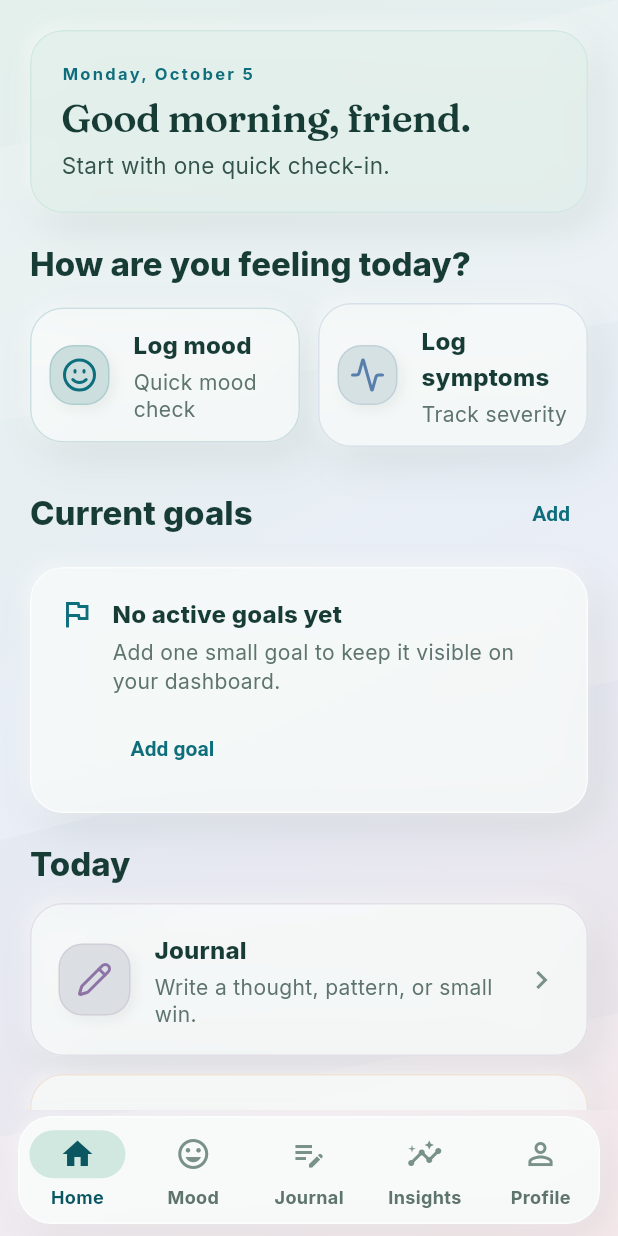
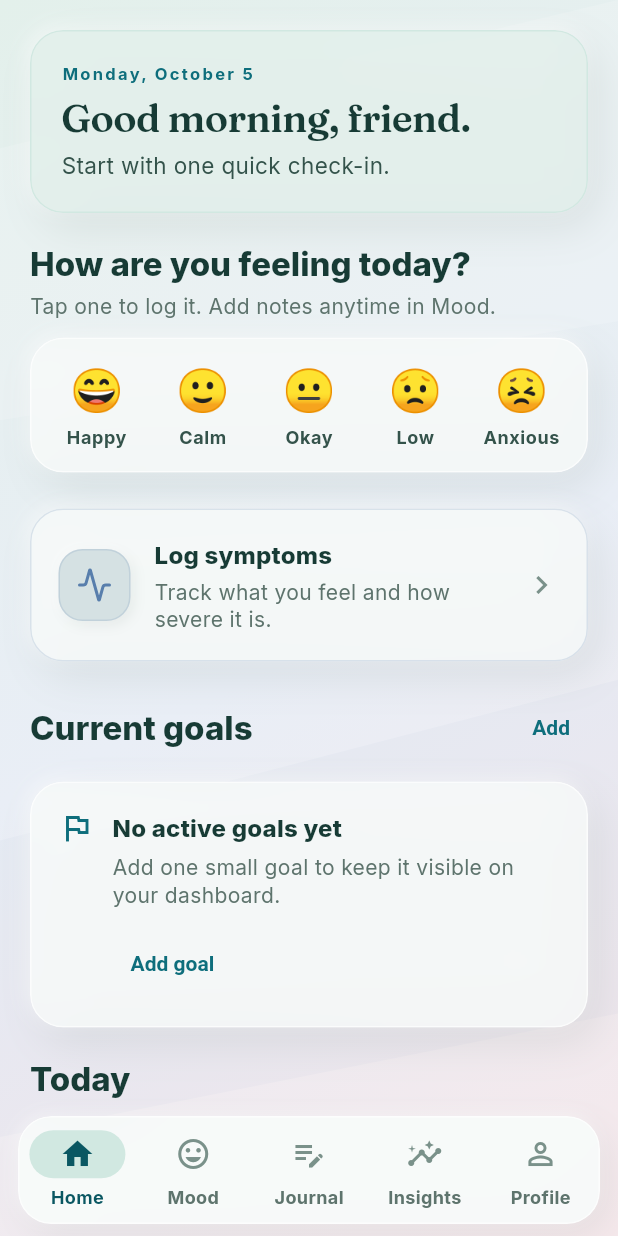
Before and after one commit to elianf-dev/VitaMind, a Flutter app: the VitaMindShell screen opened by its route, on a phone screen of 412 x 824 dp. Run offline on Flutter 3.47's test engine with Material 3 defaults, Android fonts, the phone set to English and light mode, and no system bars; our stand-ins replace cloud_firestore, firebase_auth, firebase_core, flutter_local_notifications, flutter_lucide, flutter_secure_storage and 4 more; accounts and stored records are empty.

Commit message:
UI quick wins: one-tap mood, Need help now, contrast and type fixes
From the UI research report (docs/ui-research-2026-10.md):
- Home: one-tap mood row (saves immediately, refreshes Mood history);
  full-width Log symptoms card; quiet "Need help now?" footer link.
- Mood: no preselected mood (Save disabled until one is chosen); shared
  recordMoodEntry() for local + cloud save.
- Support screen (/support): call 911, call/text 988, findahelpline.com,
  5-4-3-2-1 grounding. No upsells. Linked from Home, Profile, and a
  dismissible support card shown after logging Low or Anxious.
- Accessibility: warning color #D38A42 -> #A8651F (2.6:1 -> 4.3:1);
  quick mood buttons have semantic labels and 72px targets.
- Consistency: page titles use the Fraunces display face; "Welcome."
  instead of "Welcome back." for first-time users.
- Android: <queries> for tel/sms/https so call/text/link intents resolve.
- Tests: quick mood logging, support card, no preselection, support screen.

```diff
--- /dev/null
+++ b/lib/data/mood_choices.dart
@@ -0,0 +1,17 @@
+class MoodChoice {
+  const MoodChoice(this.emoji, this.label, {this.offerSupport = false});
+
+  final String emoji;
+  final String label;
+
+  /// Whether logging this mood should gently surface support options.
+  final bool offerSupport;
+}
+
+const List<MoodChoice> moodChoices = [
+  MoodChoice('😄', 'Happy'),
+  MoodChoice('🙂', 'Calm'),
+  MoodChoice('😐', 'Okay'),
+  MoodChoice('😟', 'Low', offerSupport: true),
+  MoodChoice('😣', 'Anxious', offerSupport: true),
+];
--- a/lib/main.dart
+++ b/lib/main.dart
@@ -12,6 +12,7 @@ import 'screens/onboarding/onboarding_summary_screen.dart';
 import 'screens/onboarding/privacy_security_screen.dart';
 import 'screens/profile_screen.dart';
 import 'screens/privacy_security_settings_screen.dart';
+import 'screens/support_screen.dart';
 import 'screens/symptom_tracker_screen.dart';
 import 'screens/welcome_screen.dart';
 import 'screens/wellness_goals_screen.dart';
@@ -141,6 +142,7 @@ class VitaMindApp extends StatelessWidget {
           notificationService: notificationService,
         ),
         '/vitamind-plus': (context) => const VitaMindPlusScreen(),
+        SupportScreen.routeName: (context) => const SupportScreen(),
       },
     );
   }
@@ -167,18 +169,21 @@ class VitaMindShell extends StatefulWidget {
 class _VitaMindShellState extends State<VitaMindShell> {
   int _selectedIndex = 0;
   int _homeRefreshToken = 0;
+  int _moodRefreshToken = 0;
 
   List<Widget> _buildScreens() {
     return [
       HomeScreen(
         key: ValueKey('home-$_homeRefreshToken'),
         onNavigate: _setSelectedIndex,
+        onMoodLogged: () => setState(() => _moodRefreshToken++),
         authService: widget.authService,
         firestoreService: widget.firestoreService,
         localStorageService: widget.localStorageService,
         notificationService: widget.notificationService,
       ),
       MoodTrackerScreen(
+        key: ValueKey('mood-$_moodRefreshToken'),
         authService: widget.authService,
         firestoreService: widget.firestoreService,
         localStorageService: widget.localStorageService,
--- a/lib/screens/home_screen.dart
+++ b/lib/screens/home_screen.dart
@@ -1,13 +1,16 @@
 import 'package:flutter/material.dart';
 import 'package:flutter_lucide/flutter_lucide.dart';
 
+import '../data/mood_choices.dart';
 import '../models/check_in_settings.dart';
 import '../models/diagnosed_condition.dart';
+import '../models/mood_entry.dart';
 import '../models/privacy_security_settings.dart';
 import '../models/wellness_goal.dart';
 import '../services/auth_service.dart';
 import '../services/firestore_service.dart';
 import '../services/local_storage_service.dart';
+import '../services/mood_log_service.dart';
 import '../services/notification_service.dart';
 import '../theme/app_colors.dart';
 import '../theme/app_spacing.dart';
@@ -15,6 +18,8 @@ import '../theme/app_text_styles.dart';
 import '../widgets/app_section_header.dart';
 import '../widgets/empty_state_card.dart';
 import '../widgets/goal_card.dart';
+import '../widgets/support_nudge_card.dart';
+import 'support_screen.dart';
 import '../widgets/vita_mind_action_card.dart';
 import '../widgets/vita_mind_card.dart';
 
@@ -26,9 +31,13 @@ class HomeScreen extends StatefulWidget {
     required this.firestoreService,
     required this.localStorageService,
     required this.notificationService,
+    this.onMoodLogged,
   });
 
   final ValueChanged<int> onNavigate;
+
+  /// Called after a quick mood log so other tabs can refresh their history.
+  final VoidCallback? onMoodLogged;
   final AuthService authService;
   final FirestoreService firestoreService;
   final LocalStorageService localStorageService;
@@ -44,6 +53,8 @@ class _HomeScreenState extends State<HomeScreen> {
   CheckInSettings _checkInSettings = CheckInSettings.defaults();
   PrivacySecuritySettings _privacySettings = PrivacySecuritySettings.defaults();
   bool _loadingPersonalization = true;
+  bool _savingMood = false;
+  bool _showSupportNudge = false;
 
   @override
   void initState() {
@@ -86,6 +97,35 @@ class _HomeScreenState extends State<HomeScreen> {
       }
     }
     await widget.notificationService.applyCheckInSettings(settings);
+  }
+
+  Future<void> _logQuickMood(MoodChoice mood) async {
+    setState(() {
+      _savingMood = true;
+      _showSupportNudge = mood.offerSupport;
+    });
+
+    final synced = await recordMoodEntry(
+      entry: MoodEntry.create(emoji: mood.emoji, label: mood.label, notes: ''),
+      authService: widget.authService,
+      firestoreService: widget.firestoreService,
+      localStorageService: widget.localStorageService,
+    );
+    widget.onMoodLogged?.call();
+
+    if (!mounted) {
+      return;
+    }
+    setState(() => _savingMood = false);
+    ScaffoldMessenger.of(context).showSnackBar(
+      SnackBar(
+        content: Text(
+          synced
+              ? '${mood.label} mood saved'
+              : 'Mood saved locally. Cloud sync is unavailable.',
+        ),
+      ),
+    );
   }
 
   Future<void> _openAndRefresh(String routeName) async {
@@ -160,7 +200,10 @@ class _HomeScreenState extends State<HomeScreen> {
             child: Column(
               crossAxisAlignment: CrossAxisAlignment.start,
               children: [
-                Text(_todayLabel(), style: AppTextStyles.eyebrow(color: AppColors.primary)),
+                Text(
+                  _todayLabel(),
+                  style: AppTextStyles.eyebrow(color: AppColors.primary),
+                ),
                 const SizedBox(height: AppSpacing.sm),
                 Text(
                   '${_greeting()}, friend.',
@@ -179,31 +222,39 @@ class _HomeScreenState extends State<HomeScreen> {
               ],
             ),
           ),
-          const AppSectionHeader(title: 'How are you feeling today?'),
-          Row(
-            children: [
-              Expanded(
-                child: VitaMindActionCard(
-                  compact: true,
-                  icon: LucideIcons.smile,
-                  title: 'Log mood',
-                  subtitle: 'Quick mood check',
-                  accentColor: AppColors.primary,
-                  onTap: () => widget.onNavigate(1),
-                ),
-              ),
-              const SizedBox(width: AppSpacing.md),
-              Expanded(
-                child: VitaMindActionCard(
-                  compact: true,
-                  icon: LucideIcons.activity,
-                  title: 'Log symptoms',
-                  subtitle: 'Track severity',
-                  accentColor: AppColors.blue,
-                  onTap: () => Navigator.of(context).pushNamed('/symptoms'),
-                ),
-              ),
-            ],
+          const AppSectionHeader(
+            title: 'How are you feeling today?',
+            subtitle: 'Tap one to log it. Add notes anytime in Mood.',
+          ),
+          VitaMindCard(
+            padding: const EdgeInsets.all(AppSpacing.sm),
+            child: Row(
+              children: [
+                for (final mood in moodChoices)
+                  Expanded(
+                    child: _QuickMoodButton(
+                      mood: mood,
+                      onTap: _savingMood ? null : () => _logQuickMood(mood),
+                    ),
+                  ),
+              ],
+            ),
+          ),
+          if (_showSupportNudge)
+            SupportNudgeCard(
+              onDismiss: () => setState(() => _showSupportNudge = false),
+            ),
+          const SizedBox(height: AppSpacing.md),
+          VitaMindActionCard(
+            icon: LucideIcons.activity,
+            title: 'Log symptoms',
+            subtitle: 'Track what you feel and how severe it is.',
+            accentColor: AppColors.blue,
+            trailing: const Icon(
+              Icons.chevron_right,
+              color: AppColors.mutedIcon,
+            ),
+            onTap: () => Navigator.of(context).pushNamed('/symptoms'),
           ),
           AppSectionHeader(
             title: 'Current goals',
@@ -287,6 +338,15 @@ class _HomeScreenState extends State<HomeScreen> {
             ),
             onTap: () => _openAndRefresh('/diagnosed-conditions'),
           ),
+          const SizedBox(height: AppSpacing.md),
+          Center(
+            child: TextButton.icon(
+              onPressed: () =>
+                  Navigator.of(context).pushNamed(SupportScreen.routeName),
+              icon: const Icon(Icons.favorite_outline),
+              label: const Text('Need help now?'),
+            ),
+          ),
         ],
       ),
     );
@@ -314,3 +374,42 @@ class _HomeScreenState extends State<HomeScreen> {
     return 'Tracking: $names, and ${_conditions.length - 3} more';
   }
 }
+
+class _QuickMoodButton extends StatelessWidget {
+  const _QuickMoodButton({required this.mood, required this.onTap});
+
+  final MoodChoice mood;
+  final VoidCallback? onTap;
+
+  @override
+  Widget build(BuildContext context) {
+    return Semantics(
+      button: true,
+      enabled: onTap != null,
+      label: 'Log mood: ${mood.label}',
+      excludeSemantics: true,
+      child: InkWell(
+        onTap: onTap,
+        borderRadius: BorderRadius.circular(AppSpacing.md),
+        child: ConstrainedBox(
+          constraints: const BoxConstraints(minHeight: 72),
+          child: Column(
+            mainAxisAlignment: MainAxisAlignment.center,
+            children: [
+              Text(mood.emoji, style: const TextStyle(fontSize: 28)),
+              const SizedBox(height: AppSpacing.xs),
+              Text(
+                mood.label,
+                maxLines: 1,
+                overflow: TextOverflow.ellipsis,
+                style: AppTextStyles.meta(
+                  context,
+                )?.copyWith(color: AppColors.bodyText),
+              ),
+            ],
+          ),
+        ),
+      ),
+    );
+  }
+}
--- a/lib/screens/profile_screen.dart
+++ b/lib/screens/profile_screen.dart
@@ -457,6 +457,12 @@ class _ProfileScreenState extends State<ProfileScreen> {
           ),
           const AppSectionHeader(title: 'App'),
           VitaMindSettingsTile(
+            icon: Icons.favorite_outline,
+            title: 'Need help now',
+            subtitle: 'Crisis lines and a short grounding exercise',
+            onTap: () => Navigator.of(context).pushNamed('/support'),
+          ),
+          VitaMindSettingsTile(
             icon: Icons.history_outlined,
             title: 'Health Log History',
             subtitle: 'Review previous health explainer logs',
--- a/lib/screens/welcome_screen.dart
+++ b/lib/screens/welcome_screen.dart
@@ -255,7 +255,7 @@ class _WelcomeActions extends StatelessWidget {
     return Column(
       crossAxisAlignment: CrossAxisAlignment.stretch,
       children: [
-        Text('Welcome back.', style: AppTextStyles.display(size: 20)),
+        Text('Welcome.', style: AppTextStyles.display(size: 20)),
         const SizedBox(height: 6),
         const Text(
           'Track mood, symptoms, and what your doctor actually said — in your own words.',
--- a/lib/theme/app_colors.dart
+++ b/lib/theme/app_colors.dart
@@ -28,7 +28,8 @@ class AppColors {
   static const Color mutedText = Color(0xFF5E746D);
   static const Color bodyText = Color(0xFF34534B);
   static const Color mutedIcon = Color(0xFF7A918A);
-  static const Color warning = Color(0xFFD38A42);
+  // Darkened from #D38A42 (2.6:1) to pass WCAG 3:1 for icons on cards.
+  static const Color warning = Color(0xFFA8651F);
   static const Color warningSurface = Color(0xD9F7EFE0);
   static const Color warningBorder = Color(0xBFE6D6B8);
   static const Color blue = Color(0xFF587EAC);
--- a/lib/theme/app_text_styles.dart
+++ b/lib/theme/app_text_styles.dart
@@ -5,11 +5,9 @@ import 'app_colors.dart';
 class AppTextStyles {
   const AppTextStyles._();
 
+  // Page titles share the Fraunces display face used on Home and Insights.
   static TextStyle? pageTitle(BuildContext context) {
-    return Theme.of(context).textTheme.headlineSmall?.copyWith(
-      color: AppColors.text,
-      fontWeight: FontWeight.w800,
-    );
+    return display(size: 28);
   }
 
   static TextStyle? sectionTitle(BuildContext context) {
@@ -65,7 +63,10 @@ class AppTextStyles {
     );
   }
 
-  static TextStyle eyebrow({Color color = AppColors.mutedText, double size = 11}) {
+  static TextStyle eyebrow({
+    Color color = AppColors.mutedText,
+    double size = 11,
+  }) {
     return TextStyle(
       fontFamily: 'Inter',
       fontSize: size,
```
Also changed, not shown: lib/screens/mood_tracker_screen.dart (+38 -42 lines), lib/screens/support_screen.dart (added, +183 -0 lines), lib/services/mood_log_service.dart (added, +30 -0 lines), lib/widgets/support_nudge_card.dart (added, +52 -0 lines), 3 other files.
